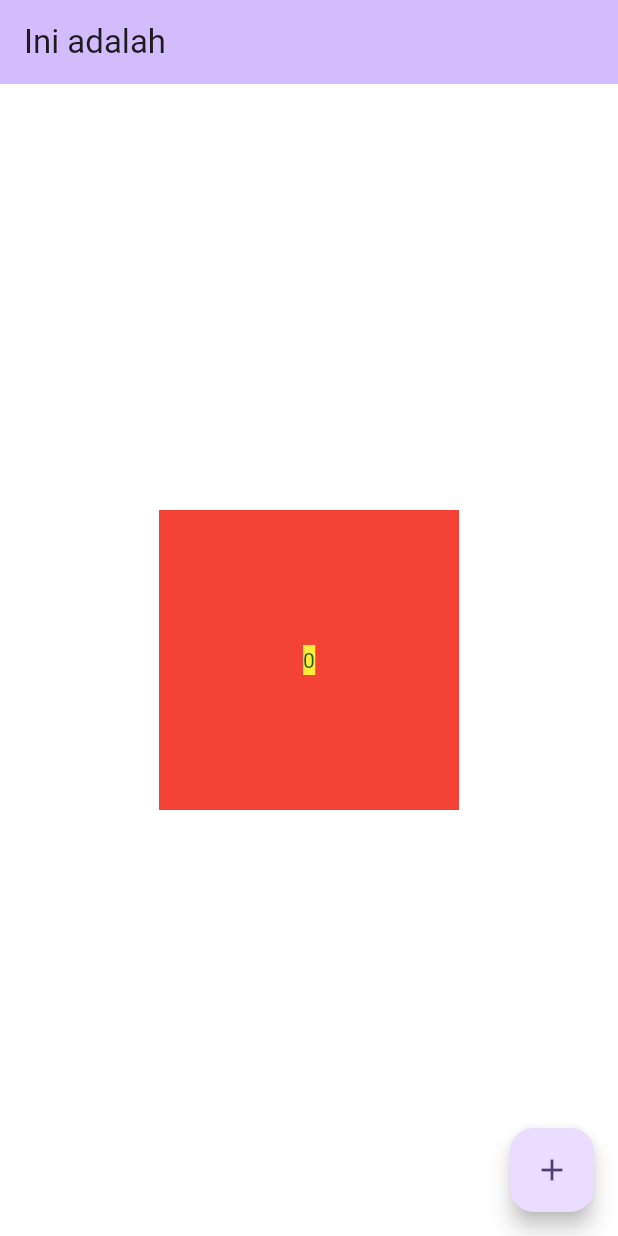
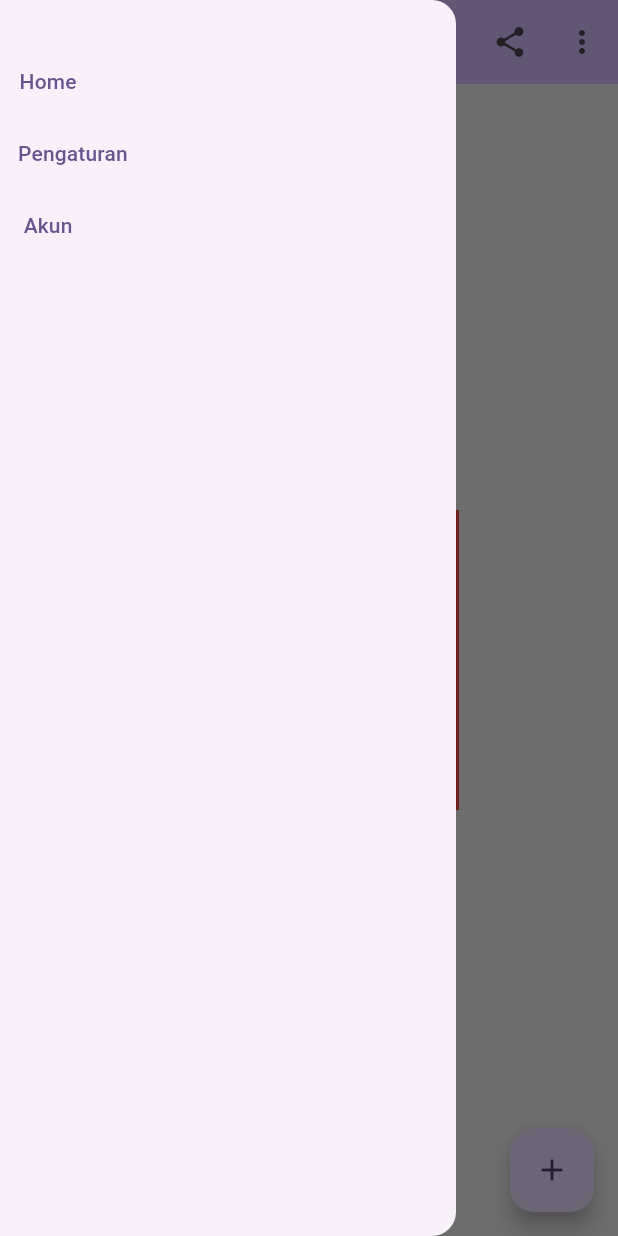
Before and after one commit to WildanSuyuti/flutter_pemula, a Flutter app: the screen it shows after launch, with the side drawer open (before the commit the screen has no drawer), on a phone screen of 412 x 824 dp. Run offline on Flutter 3.47's test engine with Material 3 defaults, Android fonts, the phone set to English and light mode, and no system bars.

```diff
--- a/lib/main.dart
+++ b/lib/main.dart
@@ -34,10 +34,44 @@ class _HomePageState extends State<HomePage> {
   @override
   Widget build(BuildContext context) {
     return Scaffold(
-      backgroundColor: Colors.white,
+      backgroundColor: Colors.grey[200],
+      drawer: Drawer(
+        child: Column(
+          crossAxisAlignment: CrossAxisAlignment.start,
+          children: [
+            const SizedBox(height: 30),
+            TextButton(
+              onPressed: () {
+                debugPrint("tombol home di tekan");
+              },
+              child: const Text("Home"),
+            ),
+            TextButton(
+              onPressed: () {
+                debugPrint("tombol pengaturan di tekan");
+              },
+              child: const Text("Pengaturan"),
+            ),
+            TextButton(
+              onPressed: () {},
+              child: const Text("Akun"),
+            ),
+          ],
+        ),
+      ),
       appBar: AppBar(
         backgroundColor: Theme.of(context).colorScheme.inversePrimary,
         title: const Text("Ini adalah"),
+        actions: [
+          IconButton(
+            onPressed: () {},
+            icon: const Icon(Icons.share),
+          ),
+          IconButton(
+            onPressed: () {},
+            icon: const Icon(Icons.more_vert),
+          ),
+        ],
       ),
       body: Center(
         child: GestureDetector(
```
Also changed, not shown: 1 other file.
